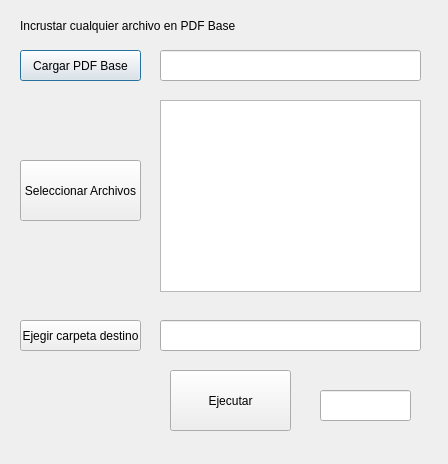
bryanfelixmc/attach_any_file_to_pdf, file gui_adjuntar.ui: the form before one commit.
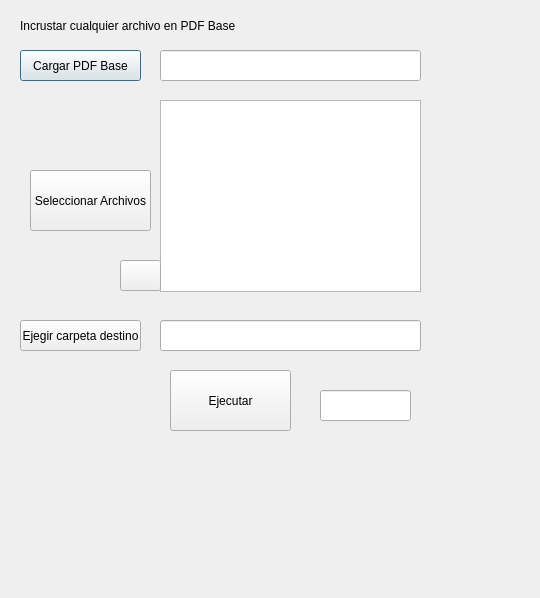
The form after the commit. Icons and pictures are not drawn. Custom widgets are drawn as their Qt base class.

The edit to the form file:
```diff
--- a/gui_adjuntar.ui
+++ b/gui_adjuntar.ui
@@ -6,8 +6,8 @@
    <rect>
     <x>0</x>
     <y>0</y>
-    <width>448</width>
-    <height>464</height>
+    <width>540</width>
+    <height>598</height>
    </rect>
   </property>
   <property name="windowTitle">
@@ -29,8 +29,8 @@
   <widget class="QPushButton" name="pushButton_seleccionar_archivos">
    <property name="geometry">
     <rect>
-     <x>20</x>
-     <y>160</y>
+     <x>30</x>
+     <y>170</y>
      <width>121</width>
      <height>61</height>
     </rect>
@@ -137,7 +137,31 @@
     <string>Incrustar cualquier archivo en PDF Base</string>
    </property>
   </widget>
+  <widget class="QPushButton" name="pushButton_clear1">
+   <property name="geometry">
+    <rect>
+     <x>120</x>
+     <y>260</y>
+     <width>41</width>
+     <height>31</height>
+    </rect>
+   </property>
+   <property name="text">
+    <string/>
+   </property>
+   <property name="icon">
+    <iconset>
+     <normaloff>img/trash1.png</normaloff>img/trash1.png</iconset>
+   </property>
+  </widget>
  </widget>
+ <customwidgets>
+  <customwidget>
+   <class>FileDropListWidget</class>
+   <extends>QListWidget</extends>
+   <header>cesel_attachpdf_3</header>
+  </customwidget>
+ </customwidgets>
  <resources/>
  <connections/>
 </ui>
```
Left out of the diff: 5 changed lines with no effect on the pictures.
